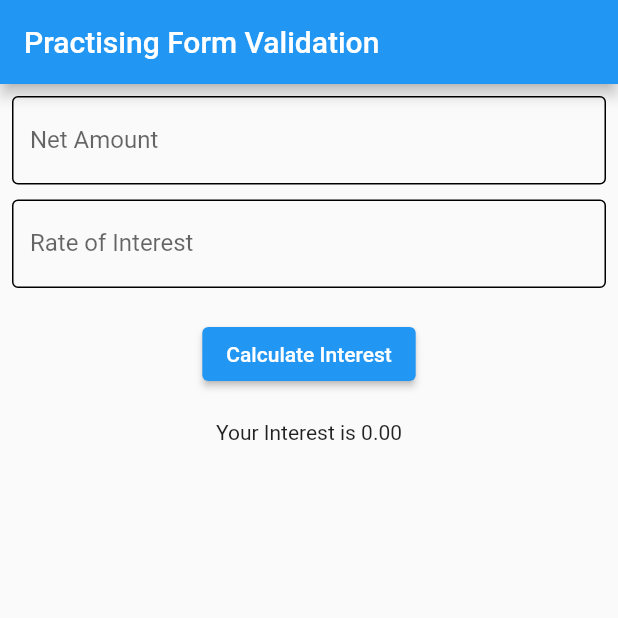
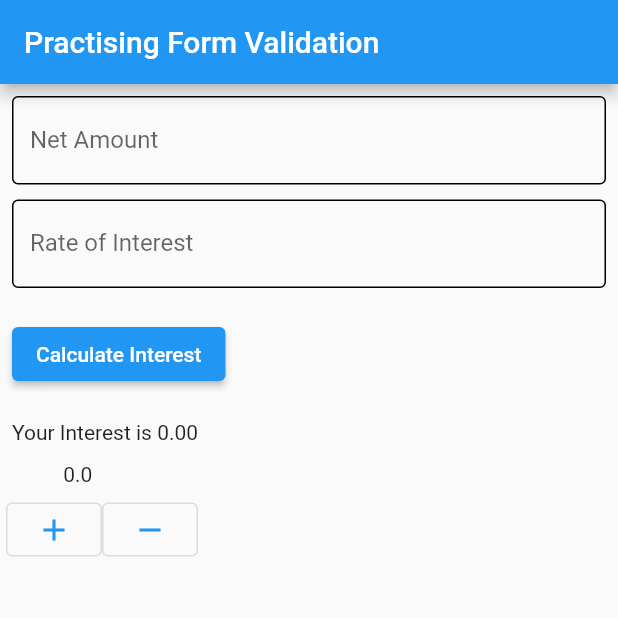
Before and after one commit to shahriartoky0/module_9, a Flutter app: the screen it shows after launch, on a phone screen of 412 x 824 dp, the top half of it. Run offline on Flutter 3.47's test engine with Material 2 defaults, Android fonts, the phone set to English and light mode, and no system bars.

Commit message:
practise form added counter and saved form data in Map

```diff
--- a/lib/main.dart
+++ b/lib/main.dart
@@ -1,20 +1,22 @@
 import 'package:flutter/material.dart';
 import 'package:module_9/style.dart';
 
-void main (){
+void main() {
   runApp(const MyApp());
 }
 
-class MyApp extends StatelessWidget{
+class MyApp extends StatelessWidget {
   const MyApp({super.key});
 
   @override
   Widget build(BuildContext context) {
-    return const MaterialApp(home: HomeScreen(),);
+    return const MaterialApp(
+      home: HomeScreen(),
+    );
+  }
 }
 
-}
-class HomeScreen extends StatefulWidget{
+class HomeScreen extends StatefulWidget {
   const HomeScreen({super.key});
 
   @override
@@ -22,77 +24,134 @@ class HomeScreen extends StatefulWidget{
     return _HomeScreenUI();
   }
 }
-class _HomeScreenUI extends State<HomeScreen>
-{
-  double amount = 0 ;
+
+class _HomeScreenUI extends State<HomeScreen> {
+  double amount = 0;
+
+  double counter = 0;
+
   final TextEditingController _inputFieldOne = TextEditingController();
   final TextEditingController _inputFieldTwo = TextEditingController();
-  final GlobalKey <FormState> _formKey = GlobalKey<FormState>();
-  Map <String , double> inputs = {'firstNum' : 0 , 'secondNum' : 0};
-  storeValue (key , inputValue){
+  final GlobalKey<FormState> _formKey = GlobalKey<FormState>();
+  Map<String, double> inputs = {'firstNum': 0, 'secondNum': 0};
+
+  storeValue(key, inputValue) {
     inputs.update(key, (value) => inputValue);
   }
+  mySnackBar (context , message){
+    return ScaffoldMessenger.of(context).showSnackBar(SnackBar(content: message ));
+  }
+
   @override
   Widget build(BuildContext context) {
     return Scaffold(
-      appBar: AppBar(title: const Text("Practising Form Validation"),),
-      body: Form(
+      appBar: AppBar(
+        title: const Text("Practising Form Validation"),
+      ),
+      body: Column(
+        children: [
+          Form(
             key: _formKey,
             child: Padding(
               padding: const EdgeInsets.all(8.0),
               child: Column(
                 mainAxisAlignment: MainAxisAlignment.start,
+                crossAxisAlignment: CrossAxisAlignment.start,
                 children: [
                   TextFormField(
-                validator: (String? value){
-                  if (value == null)
-                    {
+                    validator: (String? value) {
+                      if (value == null) {
                         return 'Null Value Inserted';
                       }
-                  if (value.trim().isEmpty == true)
-                    {
+                      if (value.trim().isEmpty == true) {
                         return 'Please Insert a value';
                       }
                     },
                     controller: _inputFieldOne,
                     decoration: appTextField('Net Amount'),
                   ),
-              const SizedBox(height: 10,),
+                  const SizedBox(
+                    height: 10,
+                  ),
                   TextFormField(
-                validator: (String? value){
-                  if (value == null)
-                  {
+                    validator: (String? value) {
+                      if (value == null) {
                         return 'Null Value Inserted';
                       }
-                  if (value.trim().isEmpty == true)
-                  {
+                      if (value.trim().isEmpty == true) {
                         return 'Null Value Inserted';
                       }
                     },
                     controller: _inputFieldTwo,
                     decoration: appTextField('Rate of Interest'),
                   ),
-              const SizedBox(height: 20,),
-              ElevatedButton(onPressed: (){
-                if(_formKey.currentState!.validate())
-                  {
-                    double principal = double.parse(_inputFieldOne.text.trim());
-                    double interest = double.parse(_inputFieldTwo.text.trim());
+                  const SizedBox(
+                    height: 20,
+                  ),
+                  ElevatedButton(
+                      onPressed: () {
+                        if (_formKey.currentState!.validate()) {
+                          double principal =
+                              double.parse(_inputFieldOne.text.trim());
+                          double interest =
+                              double.parse(_inputFieldTwo.text.trim());
                           storeValue('firstNum', principal);
                           storeValue('secondNum', interest);
 
-                    amount = (principal * interest)/100 ;
+                          amount = (principal * interest) / 100;
                           setState(() {});
                           print(inputs);
                         }
-                }, child: const Text('Calculate Interest')),
-              const SizedBox(height: 20,),
-              Text("Your Interest is ${amount.toStringAsFixed(2)}")
+                      },
+                      child: const Text('Calculate Interest')),
+                  const SizedBox(
+                    height: 20,
+                  ),
+                  Text("Your Interest is ${amount.toStringAsFixed(2)}"),
                 ],
               ),
             ),
           ),
+          Container(
+              margin: const EdgeInsets.all(4),
+              child: Column(
+                crossAxisAlignment: CrossAxisAlignment.start,
+                children: [
+                  Text('           $counter'),
+                  const SizedBox(
+                    height: 5,
+                  ),
+                  Row(
+                    children: [
+                      OutlinedButton(
+                        onPressed: () {
+                          counter++;
+                          if (counter == 5)
+                            {
+                              mySnackBar(context , 'Pressed 5 times');
+
+                            }
+                          setState(() {});
+                        },
+                        child: const Icon(Icons.add),
+                      ),
+                      OutlinedButton(
+                        onPressed: () {
+                          if (counter >0)
+                            {
+                          counter--;
+
+                            }
+                          setState(() {});
+                        },
+                        child: const Icon(Icons.remove),
+                      ),
+                    ],
+                  )
+                ],
+              ))
+        ],
+      ),
     );
   }
-
 }
```
Lines whose indentation alone changed are shown as unchanged.
